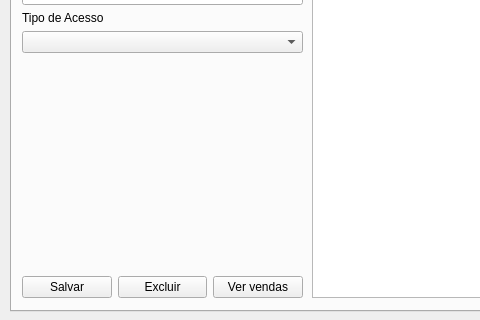
Old version of the form frm_gestaousuarios.ui in the repository ustop0/TCC; both pictures show x 0 to 480 and y 189 to 509 of the 692 by 509 pixel window.
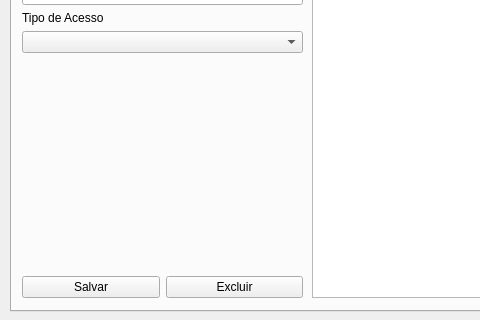
New version of the form.

```diff
--- a/frm_gestaousuarios.ui
+++ b/frm_gestaousuarios.ui
@@ -277,13 +277,6 @@
           </property>
          </widget>
         </item>
-        <item>
-         <widget class="QPushButton" name="btn_ge_vervendas">
-          <property name="text">
-           <string>Ver vendas</string>
-          </property>
-         </widget>
-        </item>
        </layout>
       </item>
      </layout>
```
